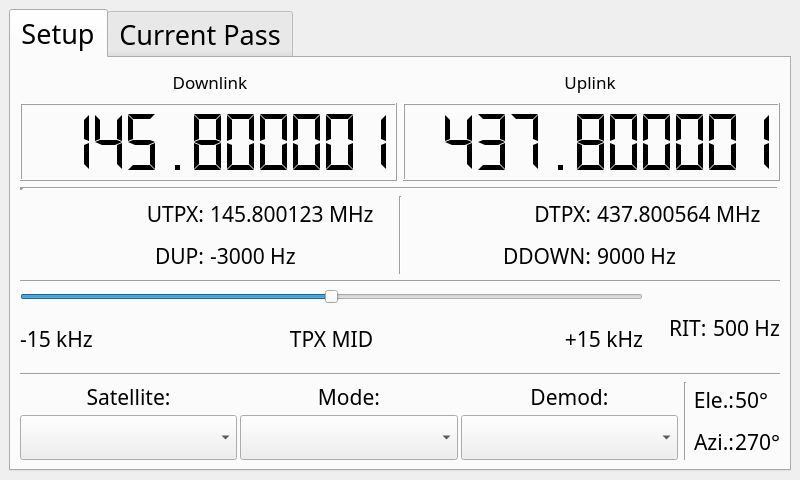
First picture: the form in AmsatGUI-small.ui, repository dl3jop/PARST, before the edit.
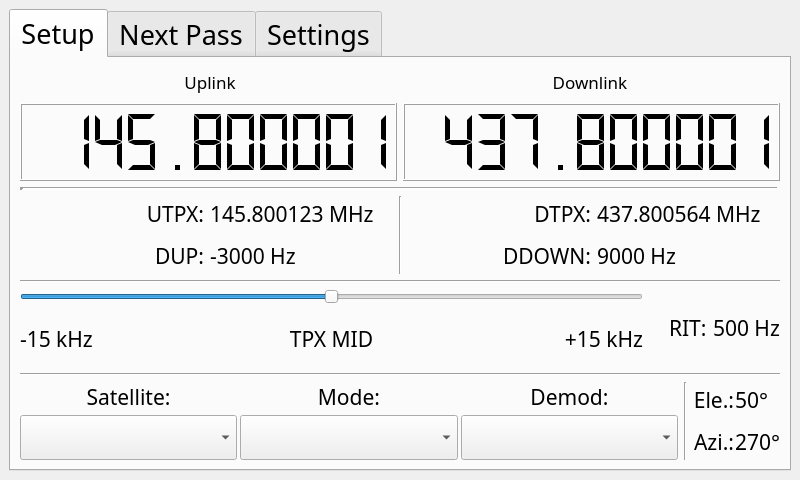
Second picture: the form after the edit. The open tabs and pages were chosen to show the change.

Commit message: Removed old gui, fixed uplink/downlink label mix up

```diff
--- a/AmsatGUI-small.ui
+++ b/AmsatGUI-small.ui
@@ -113,7 +113,7 @@
                </font>
               </property>
               <property name="text">
-               <string>Downlink</string>
+               <string>Uplink</string>
               </property>
               <property name="scaledContents">
                <bool>true</bool>
@@ -150,7 +150,7 @@
                </font>
               </property>
               <property name="text">
-               <string>Uplink</string>
+               <string>Downlink</string>
               </property>
               <property name="scaledContents">
                <bool>true</bool>
@@ -795,7 +795,7 @@
         </sizepolicy>
        </property>
        <attribute name="title">
-        <string>Current Pass</string>
+        <string>Next Pass</string>
        </attribute>
        <layout class="QVBoxLayout" name="verticalLayout_11">
         <item>
@@ -814,6 +814,11 @@
         </item>
        </layout>
       </widget>
+      <widget class="QWidget" name="tab">
+       <attribute name="title">
+        <string>Settings</string>
+       </attribute>
+      </widget>
      </widget>
     </item>
    </layout>
```
Left out of the diff: 2 changed lines with no effect on the pictures. The commit also changes 3 other files.
